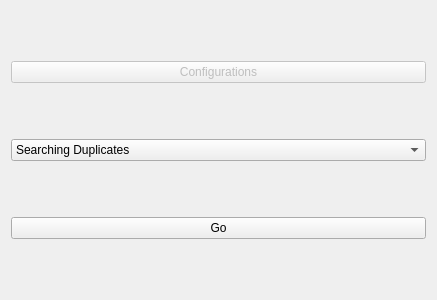
Timoniche/FileUtilities, file welcome.ui: the form before one commit.
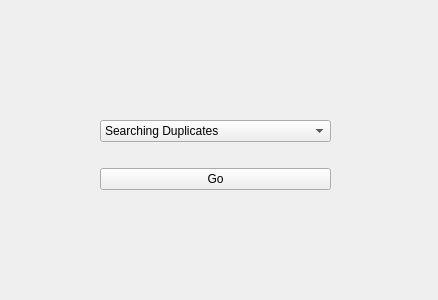
The form after the commit.

```diff
--- a/welcome.ui
+++ b/welcome.ui
@@ -6,24 +6,23 @@
    <rect>
     <x>0</x>
     <y>0</y>
-    <width>437</width>
+    <width>438</width>
     <height>300</height>
    </rect>
   </property>
   <property name="windowTitle">
    <string>Form</string>
   </property>
+  <widget class="QWidget" name="">
+   <property name="geometry">
+    <rect>
+     <x>100</x>
+     <y>100</y>
+     <width>231</width>
+     <height>111</height>
+    </rect>
+   </property>
   <layout class="QVBoxLayout" name="verticalLayout">
-   <item>
-    <widget class="QPushButton" name="pushButton_2">
-     <property name="enabled">
-      <bool>false</bool>
-     </property>
-     <property name="text">
-      <string>Configurations</string>
-     </property>
-    </widget>
-   </item>
    <item>
     <widget class="QComboBox" name="comboBox">
      <item>
@@ -46,6 +45,7 @@
     </widget>
    </item>
   </layout>
+  </widget>
  </widget>
  <resources/>
  <connections/>
```
Lines whose indentation alone changed are shown as unchanged.
